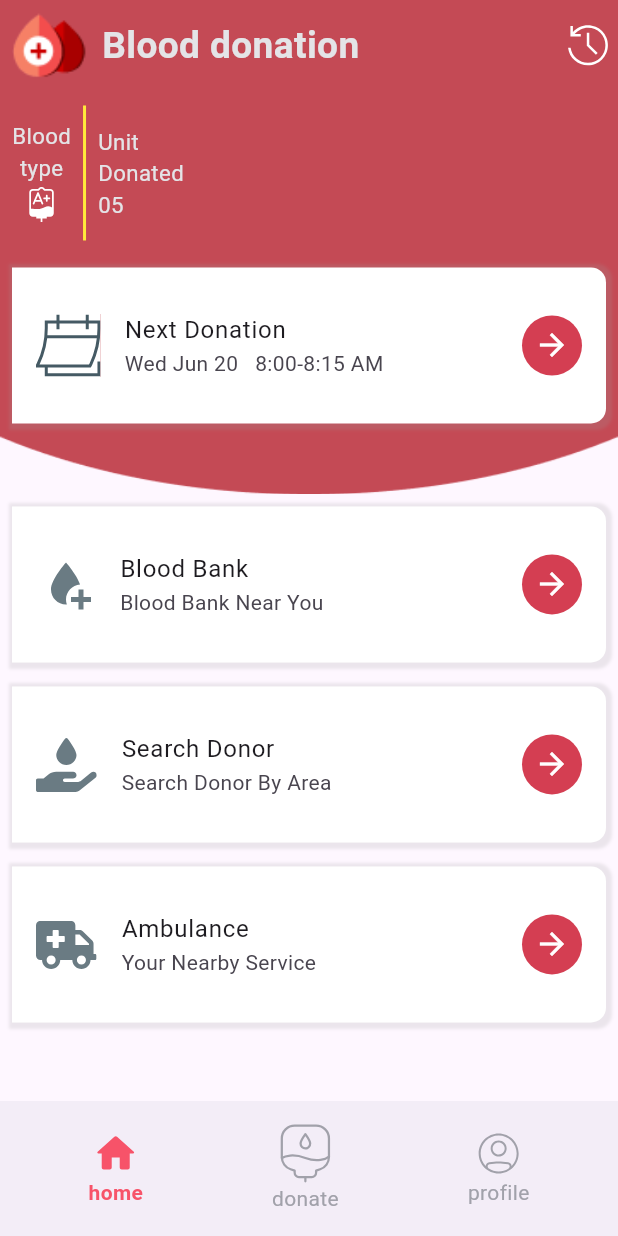
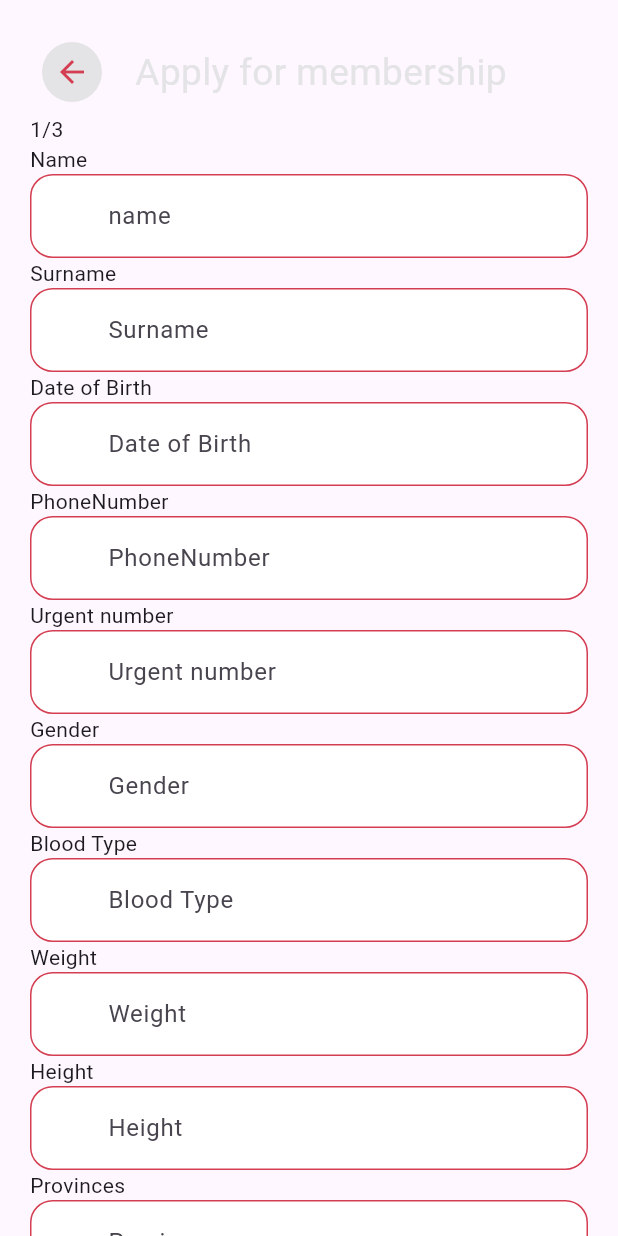
Before and after one commit to cometdigitalagency/hackathon-blood-donation, a Flutter app: the screen it shows after launch, on a phone screen of 412 x 824 dp. Run offline on Flutter 3.47's test engine with Material 3 defaults, Android fonts, the phone set to English and light mode, and no system bars; our stand-ins replace awesome_dialog, date_picker_timeline, easy_localization, firebase_auth, firebase_core, firebase_messaging and 5 more; accounts and stored records are empty; Roboto replaces fonts that are missing (NotoSansLao).

Commit message:
create apple member page + fix otp

```diff
--- a/hackathon_blood_donation/lib/app/constants/svg_constants.dart
+++ b/hackathon_blood_donation/lib/app/constants/svg_constants.dart
@@ -8,4 +8,7 @@ class SvgConstants {
   static const String userProfileIcon = "assets/svg/user_profile_icon.svg";
   static const String homeIcon = "assets/svg/home_icon.svg";
   static const String bloodBagIcon = "assets/svg/blood_bag_icon.svg";
+  static const String locationIcon = "assets/svg/location_icon.svg";
+  static const String buildingIcon = "assets/svg/building_icon.svg";
+  static const String callPhoneIcon = "assets/svg/callphone_icon.svg";
 }
--- /dev/null
+++ b/hackathon_blood_donation/lib/app/modules/apply_member/controllers/apply_member_controller.dart
@@ -0,0 +1,36 @@
+// ignore_for_file: unnecessary_overrides
+
+import 'package:flutter/material.dart';
+import 'package:get/get.dart';
+
+class ApplyMemberController extends GetxController {
+  final TextEditingController nameController = TextEditingController();
+  final TextEditingController surnameController = TextEditingController();
+  final TextEditingController dateOfBirthController = TextEditingController();
+  final TextEditingController phoneNumberController = TextEditingController();
+  final TextEditingController passwordController = TextEditingController();
+  final TextEditingController urgentNumberController = TextEditingController();
+  final TextEditingController genderController = TextEditingController();
+  final TextEditingController bloodTypeController = TextEditingController();
+  final TextEditingController weightController = TextEditingController();
+  final TextEditingController heightController = TextEditingController();
+  final TextEditingController provinceController = TextEditingController();
+  final TextEditingController districtController = TextEditingController();
+  final TextEditingController villageController = TextEditingController();
+  final TextEditingController occupationController = TextEditingController();
+
+  @override
+  void onInit() {
+    super.onInit();
+  }
+
+  @override
+  void onReady() {
+    super.onReady();
+  }
+
+  @override
+  void onClose() {
+    super.onClose();
+  }
+}
--- /dev/null
+++ b/hackathon_blood_donation/lib/app/modules/apply_member/views/apply_member_view.dart
@@ -0,0 +1,142 @@
+import 'package:flutter/material.dart';
+
+import 'package:get/get.dart';
+import 'package:hackathon_blood_donation/app/constants/app_colors.dart';
+import 'package:hackathon_blood_donation/app/constants/font_auto_size.dart';
+import 'package:hackathon_blood_donation/app/constants/text_style_auto_size.dart';
+import 'package:hackathon_blood_donation/app/widgets/text_field_input.dart';
+
+import '../controllers/apply_member_controller.dart';
+
+class ApplyMemberView extends GetView<ApplyMemberController> {
+  const ApplyMemberView({Key? key}) : super(key: key);
+  @override
+  Widget build(BuildContext context) {
+    final ApplyMemberController controller = ApplyMemberController();
+    return Scaffold(
+      body: SafeArea(
+        child: SingleChildScrollView(
+          child: Padding(
+            padding: const EdgeInsets.all(20),
+            child: Column(
+              mainAxisAlignment: MainAxisAlignment.start,
+              crossAxisAlignment: CrossAxisAlignment.start,
+              children: [
+                Stack(
+                  children: [
+                    // Image.asset(ImagesConstants.topBackground),
+                    Padding(
+                      padding: const EdgeInsets.all(8.0),
+                      child: Row(
+                        mainAxisAlignment: MainAxisAlignment.spaceBetween,
+                        children: [
+                          InkWell(
+                            onTap: () => Get.back(),
+                            child: const CircleAvatar(
+                              backgroundColor: zink200,
+                              child: Icon(
+                                Icons.arrow_back,
+                                color: redDark,
+                              ),
+                            ),
+                          ),
+                          Text(
+                            'Apply for membership',
+                            style: OptionStyleAutoSize(context,
+                                fontSizeFactor: FontAutoSize.default_title_size,
+                                color: zink200),
+                          ),
+                          const Icon(
+                            Icons.arrow_back,
+                            color: Colors.transparent,
+                          ),
+                        ],
+                      ),
+                    ),
+                  ],
+                ),
+                const Text("1/3"),
+                const Text("Name"),
+                TextFieldInput(
+                  controller: controller.nameController,
+                  hintText: 'name',
+                ),
+                const Text("Surname"),
+                TextFieldInput(
+                  controller: controller.surnameController,
+                  hintText: 'Surname',
+                ),
+                const Text("Date of Birth"),
+                TextFieldInput(
+                  controller: controller.dateOfBirthController,
+                  hintText: 'Date of Birth',
+                ),
+                const Text("PhoneNumber"),
+                TextFieldInput(
+                  controller: controller.phoneNumberController,
+                  hintText: 'PhoneNumber',
+                ),
+                const Text("Urgent number"),
+                TextFieldInput(
+                  controller: controller.urgentNumberController,
+                  hintText: 'Urgent number',
+                ),
+                const Text("Gender"),
+                TextFieldInput(
+                  controller: controller.genderController,
+                  hintText: 'Gender',
+                ),
+                const Text("Blood Type"),
+                TextFieldInput(
+                  controller: controller.bloodTypeController,
+                  hintText: 'Blood Type',
+                ),
+                const Text("Weight"),
+                TextFieldInput(
+                  controller: controller.weightController,
+                  hintText: 'Weight',
+                ),
+                const Text("Height"),
+                TextFieldInput(
+                  controller: controller.heightController,
+                  hintText: 'Height',
+                ),
+                const Text("Provinces"),
+                TextFieldInput(
+                  controller: controller.provinceController,
+                  hintText: 'Provinces',
+                ),
+                const Text("District"),
+                TextFieldInput(
+                  controller: controller.districtController,
+                  hintText: 'District',
+                ),
+                const Text("Village"),
+                TextFieldInput(
+                  controller: controller.villageController,
+                  hintText: 'Village',
+                ),
+                const Text("Occupation"),
+                TextFieldInput(
+                  controller: controller.occupationController,
+                  hintText: 'Occupation',
+                ),
+                ElevatedButton(
+                  onPressed: () {
+                    String enter = controller.bloodTypeController.text;
+                    String ontap = controller.dateOfBirthController.text;
+                    String onpress = controller.districtController.text;
+                    print("enter text :$enter");
+                    print("enter text :$ontap");
+                    print("enter text :$onpress");
+                  },
+                  child: const Text("print show in terminal "),
+                ),
+              ],
+            ),
+          ),
+        ),
+      ),
+    );
+  }
+}
--- a/hackathon_blood_donation/lib/app/modules/dashboard/views/dashboard_view.dart
+++ b/hackathon_blood_donation/lib/app/modules/dashboard/views/dashboard_view.dart
@@ -1,7 +1,6 @@
 import 'package:flutter/material.dart';
 
 import 'package:get/get.dart';
-import 'package:hackathon_blood_donation/app/constants/app_colors.dart';
 import 'package:hackathon_blood_donation/app/constants/svg_constants.dart';
 import 'package:hackathon_blood_donation/app/modules/donation/views/donation_view.dart';
 import 'package:hackathon_blood_donation/app/modules/home/views/home_view.dart';
--- a/hackathon_blood_donation/lib/app/modules/donation/controllers/donation_controller.dart
+++ b/hackathon_blood_donation/lib/app/modules/donation/controllers/donation_controller.dart
@@ -1,8 +1,9 @@
+import 'package:flutter/material.dart';
 import 'package:get/get.dart';
 
 class DonationController extends GetxController {
   //TODO: Implement DonationController
-
+  TextEditingController? textEditingController = TextEditingController();
   final count = 0.obs;
   @override
   void onInit() {
@@ -18,6 +19,4 @@ class DonationController extends GetxController {
   void onClose() {
     super.onClose();
   }
-
-  void increment() => count.value++;
 }
--- a/hackathon_blood_donation/lib/app/modules/login/controllers/login_controller.dart
+++ b/hackathon_blood_donation/lib/app/modules/login/controllers/login_controller.dart
@@ -3,7 +3,6 @@ import 'package:firebase_auth/firebase_auth.dart';
 import 'package:get/get.dart';
 import 'package:hackathon_blood_donation/app/constants/app_colors.dart';
 import 'package:hackathon_blood_donation/app/modules/dashboard/views/dashboard_view.dart';
-import 'package:hackathon_blood_donation/app/modules/home/views/home_view.dart';
 import 'package:hackathon_blood_donation/app/modules/login/views/otp_view.dart';
 import 'package:hackathon_blood_donation/app/widgets/loading_dialog.dart';
 import 'package:pinput/pinput.dart';
@@ -26,7 +25,7 @@ class LoginController extends GetxController {
     Loading.show();
 
     await auth.verifyPhoneNumber(
-      phoneNumber: "+856${phoneController.text}",
+      phoneNumber: "+85620${phoneController.text}",
       verificationCompleted: (PhoneAuthCredential credential) async {
         Loading.hide();
 
@@ -62,14 +61,13 @@ class LoginController extends GetxController {
                   );
                   // Sign the user in (or link) with the credential
                   await auth.signInWithCredential(credential);
-
                   print("Successfully registered in with Phone: $credential");
-
                   Get.off(const DashboardView());
                 } catch (e) {
                   if (e is FirebaseAuthException &&
                       e.code == 'invalid-verification-code') {
                     // Show error if OTP does not match
+                    if (!context.mounted) return;
                     ScaffoldMessenger.of(context).showSnackBar(
                       const SnackBar(
                         content: Text("OTP does not match"),
--- a/hackathon_blood_donation/lib/app/routes/app_pages.dart
+++ b/hackathon_blood_donation/lib/app/routes/app_pages.dart
@@ -1,4 +1,6 @@
 import 'package:get/get.dart';
+import 'package:hackathon_blood_donation/app/modules/apply_member/bindings/apply_member_binding.dart';
+import 'package:hackathon_blood_donation/app/modules/apply_member/views/apply_member_view.dart';
 
 import '../modules/dashboard/bindings/dashboard_binding.dart';
 import '../modules/dashboard/views/dashboard_view.dart';
@@ -17,7 +19,7 @@ class AppPages {
   AppPages._();
 
   // ignore: constant_identifier_names
-  static const INITIAL = Routes.DASHBOARD;
+  static const INITIAL = Routes.APPLY_MEMBER;
 
   static final routes = [
     GetPage(
@@ -27,7 +29,7 @@ class AppPages {
     ),
     GetPage(
       name: _Paths.DASHBOARD,
-      page: () => DashboardView(),
+      page: () => const DashboardView(),
       binding: DashboardBinding(),
     ),
     GetPage(
@@ -44,6 +46,11 @@ class AppPages {
       name: _Paths.LOGIN,
       page: () => const LoginView(),
       binding: LoginBinding(),
+    ),
+    GetPage(
+      name: _Paths.APPLY_MEMBER,
+      page: () => const ApplyMemberView(),
+      binding: ApplyMemberBinding(),
     )
   ];
 }
--- a/hackathon_blood_donation/lib/app/routes/app_routes.dart
+++ b/hackathon_blood_donation/lib/app/routes/app_routes.dart
@@ -8,6 +8,7 @@ abstract class Routes {
   static const DONATION = _Paths.DONATION;
   static const PROFILE = _Paths.PROFILE;
   static const LOGIN = _Paths.LOGIN;
+  static const APPLY_MEMBER = _Paths.APPLY_MEMBER;
 }
 
 abstract class _Paths {
@@ -17,4 +18,5 @@ abstract class _Paths {
   static const DASHBOARD = '/dashboard';
   static const DONATION = '/donation';
   static const PROFILE = '/profile';
+  static const APPLY_MEMBER = '/apply-member';
 }
--- a/hackathon_blood_donation/lib/app/widgets/listTile_button.dart
+++ b/hackathon_blood_donation/lib/app/widgets/listTile_button.dart
@@ -1,6 +1,5 @@
 import 'package:flutter/material.dart';
 import 'package:flutter_svg/flutter_svg.dart';
-import 'package:get/get.dart';
 
 import '../constants/app_colors.dart';
 
--- a/hackathon_blood_donation/lib/main.dart
+++ b/hackathon_blood_donation/lib/main.dart
@@ -2,12 +2,12 @@ import 'package:easy_localization/easy_localization.dart';
 import 'package:flutter/material.dart';
 
 import 'package:get/get.dart';
+import 'package:hackathon_blood_donation/app/configs/firebase_options.dart';
 import 'package:hackathon_blood_donation/app/configs/notification_config.dart';
 import 'package:hackathon_blood_donation/l10n/l10n.dart';
 
 import 'app/routes/app_pages.dart';
 import 'package:firebase_core/firebase_core.dart';
-import 'app/configs/firebase_options.dart';
 
 Future<void> main() async {
   WidgetsFlutterBinding.ensureInitialized();
--- a/hackathon_blood_donation/pubspec.yaml
+++ b/hackathon_blood_donation/pubspec.yaml
@@ -20,6 +20,7 @@ dependencies:
   pinput: ^3.0.1
   firebase_auth: ^4.14.0
   flutter_svg: ^2.0.9
+  date_picker_timeline: ^1.2.5
 
 dev_dependencies:
   flutter_lints: ^2.0.0
```
Also changed, not shown: hackathon_blood_donation/lib/app/modules/apply_member/bindings/apply_member_binding.dart (added, +12 -0 lines), hackathon_blood_donation/lib/app/modules/donation/views/donation_view.dart (+55 -82 lines), hackathon_blood_donation/lib/app/modules/login/views/otp_view.dart (+6 -2 lines), hackathon_blood_donation/lib/app/modules/profile/views/profile_view.dart (+44 -8 lines), hackathon_blood_donation/lib/app/widgets/card_select_location_donate.dart (added, +120 -0 lines), hackathon_blood_donation/assets/svg/building_icon.svg (added), hackathon_blood_donation/assets/svg/callphone_icon.svg (added), hackathon_blood_donation/assets/svg/location_icon.svg (added), hackathon_blood_donation/lib/app/configs/firebase_options.dart, hackathon_blood_donation/lib/firebase_options.dart (deleted), hackathon_blood_donation/pubspec.lock, 1 other file.
